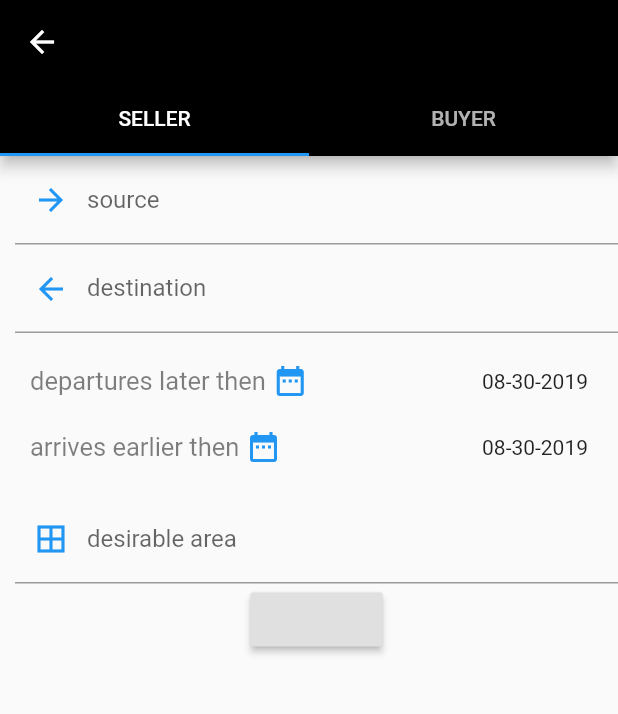
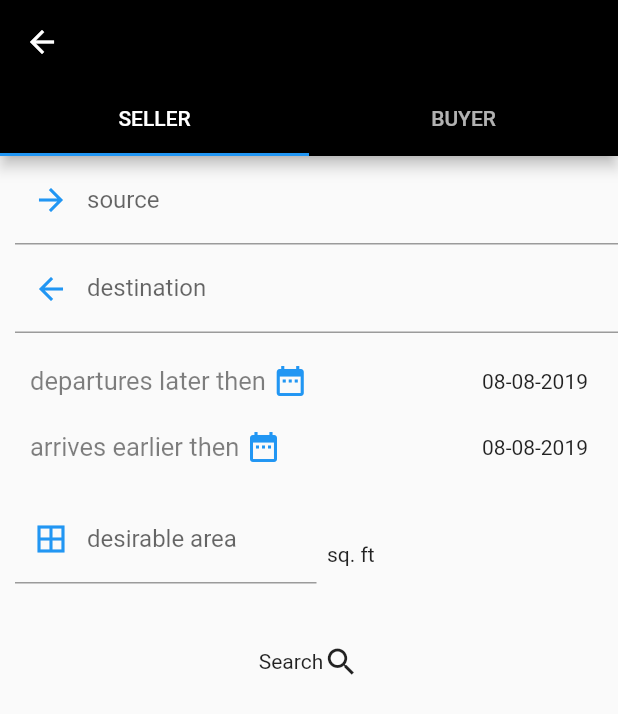
Before and after one commit to ItaiSchwed/openship, a Flutter app: the UserMenu screen opened by its route, on a phone screen of 412 x 824 dp. Shown: the top 714 px of the screen. Run offline on Flutter 3.47's test engine with Material 2 defaults, Android fonts, the phone set to English and light mode, and no system bars; network calls fail.

Commit message:
another one

```diff
--- a/lib/Components/date_picker.dart
+++ b/lib/Components/date_picker.dart
@@ -19,7 +19,7 @@ class _DatePickerState extends State<DatePicker> {
         context: context,
         initialDate: DateTime.now(),
         firstDate: DateTime(2016),
-        lastDate: DateTime(2020));
+        lastDate: DateTime(2030));
     if (picked != null) setState(() => widget.dateListener(picked));
   }
 
--- a/lib/Components/search_form.dart
+++ /dev/null
@@ -1,112 +0,0 @@
-import 'dart:convert';
-
-import 'package:flutter/material.dart';
-import 'package:openship/Components/date_picker.dart';
-import 'package:intl/intl.dart';
-import 'package:http/http.dart' as http;
-import 'package:openship/swagger_classes/shipment.dart';
-
-class SearchForm extends StatefulWidget {
-  @override
-  State<StatefulWidget> createState() => _SearchFormState();
-}
-
-class _SearchFormState extends State<SearchForm> {
-  final formatter = new DateFormat('dd-mm-yyyy');
-  DateTime departures = DateTime.now();
-  DateTime arrives = DateTime.now();
-  @override
-  Widget build(BuildContext context) {
-    return Column(
-      children: <Widget>[
-        Padding(
-          padding: EdgeInsets.only(left: 10.0),
-          child: TextField(
-            decoration: InputDecoration(
-              labelText: "source",
-              hintText: "source",
-              prefixIcon: Icon(
-                Icons.arrow_forward,
-                color: Colors.blue,
-              ),
-            ),
-          ),
-        ),
-        Padding(
-          padding: EdgeInsets.only(left: 10.0),
-          child: TextField(
-            decoration: InputDecoration(
-              labelText: "destination",
-              hintText: "destination",
-              prefixIcon: Icon(
-                Icons.arrow_back,
-                color: Colors.blue,
-              ),
-            ),
-          ),
-        ),
-        Padding(
-          padding: EdgeInsets.all(20.0),
-          child: Row(
-            mainAxisAlignment: MainAxisAlignment.spaceBetween,
-            children: <Widget>[
-              DatePicker((DateTime pickedTime) {
-                setState(() {
-                  departures = pickedTime;
-                });
-              }, label: 'departures later then'),
-              Text(formatter.format(departures)),
-            ],
-          ),
-        ),
-        Padding(
-          padding: EdgeInsets.only(left: 20.0, right: 20.0, bottom: 20.0),
-          child: Row(
-            mainAxisAlignment: MainAxisAlignment.spaceBetween,
-            children: <Widget>[
-              DatePicker((DateTime pickedTime) {
-                setState(() {
-                  arrives = pickedTime;
-                });
-              }, label: 'arrives earlier then'),
-              Text(formatter.format(arrives)),
-            ],
-          ),
-        ),
-        Padding(
-          padding: EdgeInsets.only(left: 10.0),
-          child: TextField(
-            decoration: InputDecoration(
-              labelText: "desirable area",
-              hintText: "desirable area",
-              prefixIcon: Icon(
-                Icons.border_all,
-                color: Colors.blue,
-              ),
-            ),
-          ),
-        ),
-        Padding(
-            padding: EdgeInsets.only(left: 10.0),
-            child: Center(
-              child: RaisedButton(onPressed: () async {
-                final response = await http.get(
-                    'http://ec2-18-185-92-47.eu-central-1.compute.amazonaws.com/shipments');
-                if (response.statusCode == 200) {
-                  // If server returns an OK response, parse the JSON.
-                  List<Shipment> shipments = json
-                      .decode(response.body)
-                      .map((shipment) => Shipment.fromJson(shipment))
-                      .toList().cast<Shipment>();
-                  print('itai: ');
-                  print(shipments);
-                } else {
-                  // If that response was not OK, throw an error.
-                  throw Exception('Failed to load post');
-                }
-              }),
-            )),
-      ],
-    );
-  }
-}
--- /dev/null
+++ b/lib/comstants.dart
@@ -0,0 +1,8 @@
+import 'package:intl/intl.dart';
+
+class Constants {
+  static final String baseUrl = 'http://ec2-18-185-92-47.eu-central-1.compute.amazonaws.com';
+  static final String shipmentsUrl = '/shipments';
+  static final showFormatter = new DateFormat('dd-MM-yyyy');
+  static final sendFormatter = new DateFormat('yyyy-MM-dd');
+}
--- a/lib/screens/user_menu/index.dart
+++ b/lib/screens/user_menu/index.dart
@@ -1,7 +1,7 @@
 import 'package:flutter/material.dart';
 import 'package:flutter/services.dart';
 import 'package:openship/Components/background.dart';
-import 'package:openship/Components/search_form.dart';
+import 'package:openship/tabs/search_form.dart';
 import 'package:openship/screens/login/styles.dart';
 
 class UserMenu extends StatelessWidget {
@@ -22,10 +22,8 @@ class UserMenu extends StatelessWidget {
         ),
         body: SingleChildScrollView(
           child: Center(
-            child: Column(
-              children: <Widget>[SearchForm()],
+            child: SearchForm(),
             ),
-          ),
         ),
       ),
     );
--- a/lib/swagger_classes/dimensions.dart
+++ b/lib/swagger_classes/dimensions.dart
@@ -7,9 +7,9 @@ class Dimensions {
 
   factory Dimensions.fromJson(Map<String, dynamic> json) {
     return Dimensions(
-        width: int.parse(json['width']),
-        length: int.parse(json['length']),
-        height: int.parse(json['height']),
+        width: json['width'],
+        length: json['length'],
+        height: json['height'],
     );
   }
 }
--- a/lib/swagger_classes/shipment.dart
+++ b/lib/swagger_classes/shipment.dart
@@ -21,7 +21,7 @@ class Shipment {
       srcPort: shipmentJson['srcPort'],
       dstPort: shipmentJson['dstPort'],
       dimensions: Dimensions.fromJson(shipmentJson['dimensions']),
-      price: int.parse(shipmentJson['price']),
+      price: shipmentJson['price'],
       departDate: DateTime.parse(shipmentJson['departDate'].toString()),
       arriveDate: DateTime.parse(shipmentJson['arriveDate'].toString()),
     );
--- /dev/null
+++ b/lib/tabs/search_form.dart
@@ -0,0 +1,168 @@
+import 'dart:convert';
+
+import 'package:flutter/material.dart';
+import 'package:flutter/services.dart';
+import 'package:openship/Components/date_picker.dart';
+import 'package:intl/intl.dart';
+import 'package:http/http.dart' as http;
+import 'package:openship/comstants.dart';
+import 'package:openship/screens/login/user_id.dart';
+import 'package:openship/swagger_classes/shipment.dart';
+
+class SearchForm extends StatefulWidget {
+  @override
+  State<StatefulWidget> createState() => _SearchFormState();
+}
+
+class _SearchFormState extends State<SearchForm> {
+
+  String source;
+  String destination;
+  DateTime departures = DateTime.now();
+  DateTime arrives = DateTime.now();
+  String desirableArea;
+
+  @override
+  Widget build(BuildContext context) {
+    return Column(
+      children: <Widget>[
+        Padding(
+          padding: EdgeInsets.only(left: 10.0),
+          child: TextField(
+            onChanged: (String text) {
+              setState(() {
+                source = text;
+              });
+            },
+            decoration: InputDecoration(
+              labelText: "source",
+              hintText: "source",
+              prefixIcon: Icon(
+                Icons.arrow_forward,
+                color: Colors.blue,
+              ),
+            ),
+          ),
+        ),
+        Padding(
+          padding: EdgeInsets.only(left: 10.0),
+          child: TextField(
+            onChanged: (String text) {
+              setState(() {
+                destination = text;
+              });
+            },
+            decoration: InputDecoration(
+              labelText: "destination",
+              hintText: "destination",
+              prefixIcon: Icon(
+                Icons.arrow_back,
+                color: Colors.blue,
+              ),
+            ),
+          ),
+        ),
+        Padding(
+          padding: EdgeInsets.all(20.0),
+          child: Row(
+            mainAxisAlignment: MainAxisAlignment.spaceBetween,
+            children: <Widget>[
+              DatePicker((DateTime pickedTime) {
+                setState(() {
+                  departures = pickedTime;
+                });
+              }, label: 'departures later then'),
+              Text(Constants.showFormatter.format(departures)),
+            ],
+          ),
+        ),
+        Padding(
+          padding: EdgeInsets.only(left: 20.0, right: 20.0, bottom: 20.0),
+          child: Row(
+            mainAxisAlignment: MainAxisAlignment.spaceBetween,
+            children: <Widget>[
+              DatePicker((DateTime pickedTime) {
+                setState(() {
+                  arrives = pickedTime;
+                });
+              }, label: 'arrives earlier then'),
+              Text(Constants.showFormatter.format(arrives)),
+            ],
+          ),
+        ),
+        Padding(
+          padding: EdgeInsets.only(left: 10.0),
+          child: Row(
+            mainAxisAlignment: MainAxisAlignment.center,
+            children: <Widget>[
+              Expanded(
+                child: TextField(
+                  inputFormatters: <TextInputFormatter>[
+                    WhitelistingTextInputFormatter.digitsOnly
+                  ],
+                  keyboardType: TextInputType.number,
+                  onChanged: (String text) {
+                    setState(() {
+                      desirableArea = text;
+                    });
+                  },
+                  decoration: InputDecoration(
+                    labelText: "desirable area",
+                    hintText: "desirable area",
+                    prefixIcon: Icon(
+                      Icons.border_all,
+                      color: Colors.blue,
+                    ),
+                  ),
+                ),
+              ),
+              Expanded(
+                child: Padding(
+                  padding: EdgeInsets.only(top: 20.0),
+                  child: Text('  sq. ft'),
+                ),
+              ),
+            ],
+          ),
+        ),
+        Padding(
+            padding: EdgeInsets.only(top: 40.0),
+            child: Center(
+              child: GestureDetector(
+                onTap: _onTapSearch,
+                child: Row(
+                  mainAxisAlignment: MainAxisAlignment.center,
+                  children: <Widget>[
+                    Text('Search'),
+                    Icon(Icons.search),
+                  ],
+                ),
+              ),
+            )),
+      ],
+    );
+  }
+
+  void _onTapSearch() async {
+    final response = await http.get(Constants.baseUrl +
+        Constants.shipmentsUrl +
+        '?departDate=${Constants.sendFormatter.format(departures)}' +
+        '?arriveDate=${Constants.sendFormatter.format(arrives)}' +
+        '?srcPort=$source' +
+        '?dstPort=$destination');
+    //todo: desirable area
+
+    if (response.statusCode == 200) {
+      // If server returns an OK response, parse the JSON.
+      List<Shipment> shipments = json
+          .decode(response.body)
+          .map((shipment) => Shipment.fromJson(shipment))
+          .toList()
+          .cast<Shipment>();
+      Navigator.pushNamed(context, '/buyer_shipments', arguments: shipments);
+    } else {
+      // If that response was not OK, throw an error.
+      throw Exception('Failed to load post');
+    }
+  }
+}
```
Also changed, not shown: lib/routes.dart (+7 -3 lines), lib/screens/buyer_shipments/buyer_shipments.dart (added, +52 -0 lines), lib/swagger_classes/user.dart (added, +13 -0 lines).
